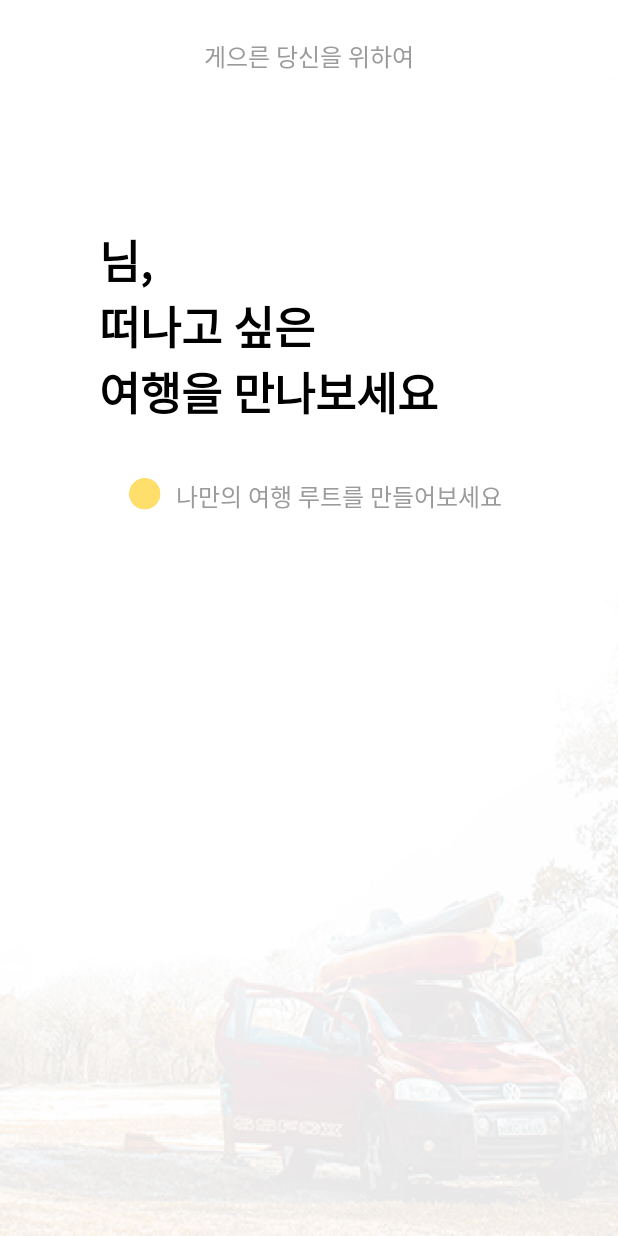
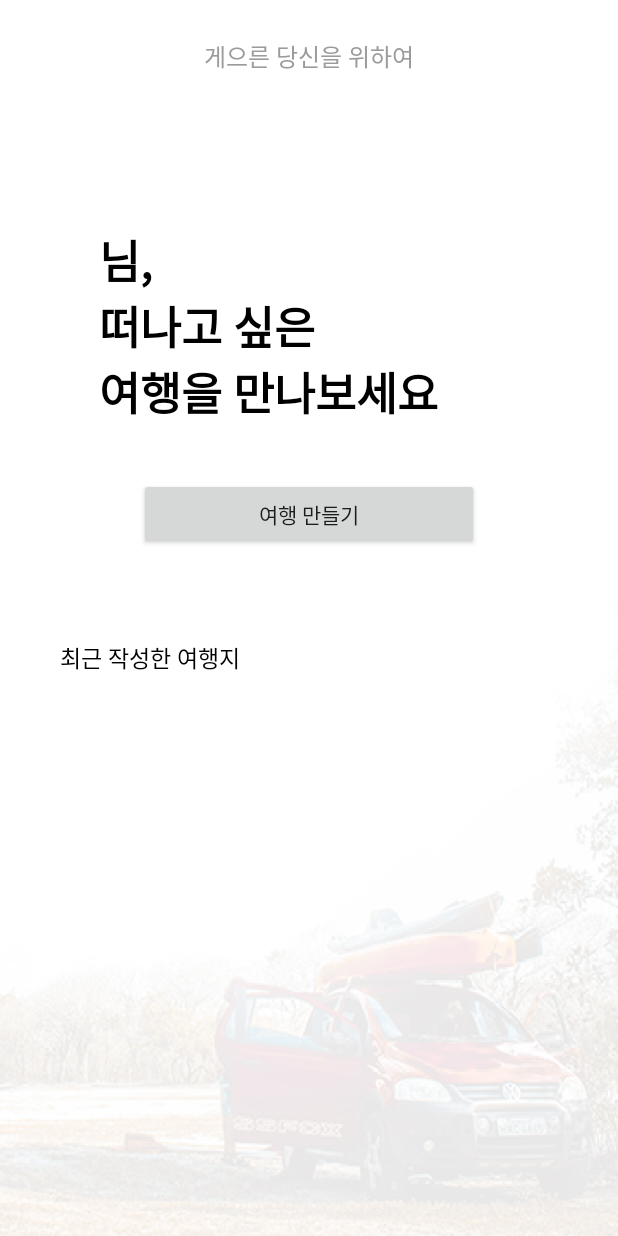
Before and after one commit to ohdoking/lazyTripperRemakeAndroid, an Android app: the layout activity_home.xml on its own in the app's theme, with its tools: preview values and no code run, on a phone screen of 412 x 824 dp. Run offline under Robolectric (Android 15) with nearby library versions, the phone set to English and light mode, and no system bars; Roboto replaces fonts that are not available here.

```diff
--- a/app/src/main/res/layout/activity_home.xml
+++ b/app/src/main/res/layout/activity_home.xml
@@ -33,33 +33,27 @@
         android:textStyle="bold"
         android:textColor="#000000" />
 
-    <LinearLayout
-        android:id="@+id/nextPageBtn"
-        android:orientation="horizontal"
-        android:layout_width="match_parent"
+    <Button
+        android:id="@+id/btnMakeRoot"
+        android:layout_width="wrap_content"
         android:layout_height="wrap_content"
-        android:layout_marginLeft="20dp"
-        android:layout_marginRight="20dp">
-        <ImageView
-            android:layout_width="wrap_content"
-            android:layout_height="wrap_content"
-            app:srcCompat="@drawable/round_icon"
-            android:id="@+id/imageView"
-            android:layout_marginBottom="20dp"
-            android:layout_marginLeft="66dp" />
-        <TextView
-            android:text="나만의 여행 루트를 만들어보세요"
-            android:layout_width="wrap_content"
-            android:layout_height="wrap_content"
-            android:textSize="16sp"
-            android:id="@+id/textView3"
-            android:textAlignment="textStart"
-            android:layout_marginLeft="10dp"
-            android:textColor="#9b9b9b"
-            android:layout_marginBottom="20dp"
-            />
+        android:layout_gravity="center"
+        android:paddingLeft="80dp"
+        android:paddingRight="80dp"
+        android:layout_marginLeft="50dp"
+        android:layout_marginRight="50dp"
+        android:text="여행 만들기" />
+
+    <TextView
+        android:layout_width="wrap_content"
+        android:layout_height="wrap_content"
+        android:layout_marginLeft="40dp"
+        android:layout_marginRight="50dp"
+        android:layout_marginTop="60dp"
+        android:text="최근 작성한 여행지"
+        android:textAlignment="inherit"
+        android:textColor="#000000"
+        android:textSize="15sp" />
 
 
-    </LinearLayout>
-
 </LinearLayout>
```
Also changed, not shown: app/src/main/java/com/yapp/lazitripper/views/DatePickActivity.java (+12 -69 lines), app/src/main/java/com/yapp/lazitripper/views/HomeActivity.java (+10 -15 lines), app/src/main/res/layout/activity_date_pick.xml (+33 -16 lines).
